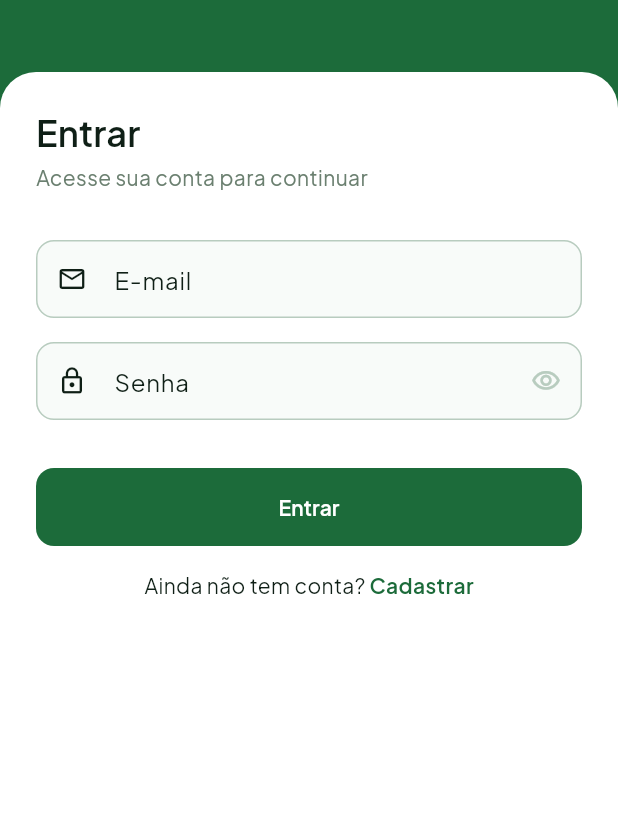
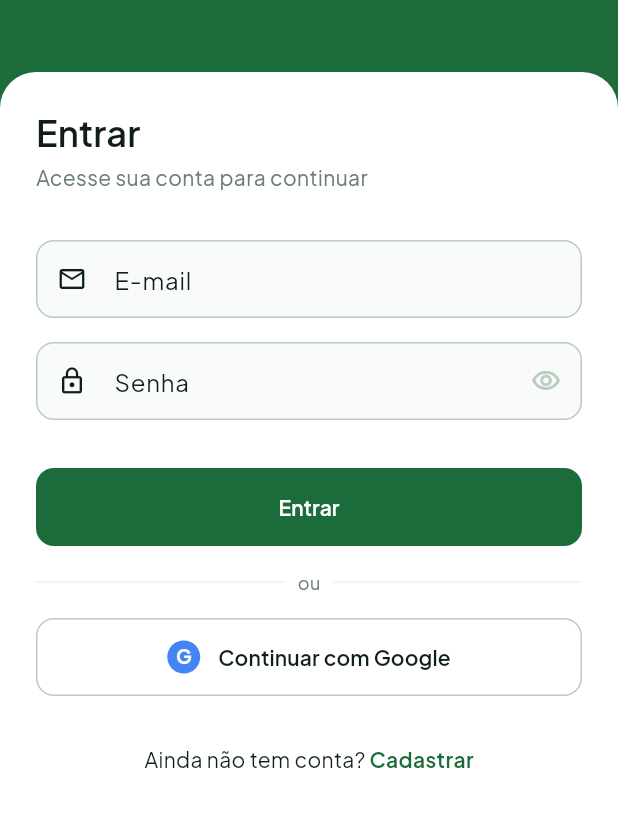
Before and after one commit to joaofiomaro/Bovicare_TCC, a Flutter app: the screen it shows after launch, on a phone screen of 412 x 824 dp, the part 258-1085 px from its top. Run offline on Flutter 3.47's test engine with Material 3 defaults, Android fonts, the phone set to English and light mode, and no system bars; our stand-ins replace cached_network_image, cloud_firestore, equatable, firebase_auth, firebase_core, flutter_animate and 14 more; accounts and stored records are empty.

Commit message:
feat(auth): replace mock auth with Firebase Auth and Google Sign-In (ETAPA 5)
- Create AuthFirebaseDataSource replacing AuthLocalDataSource
  - loginWithEmail: signInWithEmailAndPassword with PT-BR error mapping
  - loginWithGoogle: GoogleSignIn OAuth + Firebase credential
  - register: createUserWithEmailAndPassword + Firestore user doc
  - getCurrentUser: FirebaseAuth.currentUser + Firestore profile fetch
  - logout: FirebaseAuth.signOut + GoogleSignIn.signOut
  - updateProfile: update /users/{uid} in Firestore
  - deleteAccount: batch-delete subcollections + user.delete() (LGPD)
- Add LoginWithGoogleUseCase to domain layer
- Add loginWithGoogle() to AuthRepository interface
- Add fromFirestore() / toFirestore() to UserModel
- Remove AuthRepositoryImpl Hive dependency — Firestore handles all data
- Update AuthNotifier: loginWithGoogle distinguishes cancel from error
- Update SplashScreen: FirebaseAuth.currentUser (sync, no network call)
- Update LoginScreen: Google Sign-In button with divider
- Delete auth_local_data_source.dart (replaced by Firebase)
- flutter analyze: 0 issues

Co-Authored-By: Claude Sonnet 4.6 <noreply@anthropic.com>

```diff
--- a/Flutter_TCC/lib/features/auth/domain/repositories/auth_repository.dart
+++ b/Flutter_TCC/lib/features/auth/domain/repositories/auth_repository.dart
@@ -2,6 +2,10 @@ import '../entities/user_entity.dart';
 
 abstract interface class AuthRepository {
   Future<UserEntity> login({required String email, required String password});
+
+  /// Retorna null se o usuário cancelar o fluxo OAuth do Google.
+  Future<UserEntity?> loginWithGoogle();
+
   Future<UserEntity> register({
     required String name,
     required String email,
--- a/Flutter_TCC/lib/features/auth/presentation/screens/login_screen.dart
+++ b/Flutter_TCC/lib/features/auth/presentation/screens/login_screen.dart
@@ -4,6 +4,7 @@ import 'package:go_router/go_router.dart';
 
 import '../../../../core/constants/app_colors.dart';
 import '../../../../core/constants/app_spacing.dart';
+import '../../../../core/errors/failures.dart';
 import '../../../../core/router/app_routes.dart';
 import '../../../../core/utils/validators.dart';
 import '../../../../shared/widgets/app_button.dart';
@@ -35,8 +36,8 @@ class _LoginScreenState extends ConsumerState<LoginScreen> {
     final emailVal = EmailInput.dirty(_emailController.text);
     final passVal  = PasswordInput.dirty(_passwordController.text);
     setState(() {
-      _emailError    = emailVal.isValid    ? null : 'Informe um e-mail válido.';
-      _passwordError = passVal.isValid ? null : 'Senha deve ter ao menos 8 caracteres.';
+      _emailError    = emailVal.isValid ? null : 'Informe um e-mail válido.';
+      _passwordError = passVal.isValid  ? null : 'Senha deve ter ao menos 8 caracteres.';
     });
     return emailVal.isValid && passVal.isValid;
   }
@@ -52,7 +53,27 @@ class _LoginScreenState extends ConsumerState<LoginScreen> {
       context.goNamed(AppRoutes.dashboard);
     } else {
       final error = ref.read(authProvider).error;
-      AppToast.error(context, error?.toString() ?? 'Erro ao fazer login.');
+      final msg = error is Failure
+          ? error.message
+          : 'Erro ao fazer login.';
+      AppToast.error(context, msg);
+    }
+  }
+
+  Future<void> _onLoginWithGoogle() async {
+    final ok = await ref.read(authProvider.notifier).loginWithGoogle();
+    if (!mounted) return;
+    if (ok) {
+      context.goNamed(AppRoutes.dashboard);
+    } else {
+      // Exibe erro apenas se houve falha real (não cancelamento).
+      final error = ref.read(authProvider).error;
+      if (error != null) {
+        final msg = error is Failure
+            ? error.message
+            : 'Erro ao fazer login com Google.';
+        AppToast.error(context, msg);
+      }
     }
   }
 
@@ -69,7 +90,11 @@ class _LoginScreenState extends ConsumerState<LoginScreen> {
               padding: const EdgeInsets.symmetric(vertical: AppSpacing.x3l),
               child: Column(
                 children: [
-                  Image.asset('assets/images/bovicare_logo.png', width: 80, height: 80),
+                  Image.asset(
+                    'assets/images/bovicare_logo.png',
+                    width: 80,
+                    height: 80,
+                  ),
                   const SizedBox(height: AppSpacing.md),
                   Text(
                     'BoviCare',
@@ -87,13 +112,17 @@ class _LoginScreenState extends ConsumerState<LoginScreen> {
                 padding: const EdgeInsets.all(AppSpacing.xl),
                 decoration: BoxDecoration(
                   color: Theme.of(context).colorScheme.surface,
-                  borderRadius: const BorderRadius.vertical(top: Radius.circular(24)),
+                  borderRadius:
+                      const BorderRadius.vertical(top: Radius.circular(24)),
                 ),
                 child: SingleChildScrollView(
                   child: Column(
                     crossAxisAlignment: CrossAxisAlignment.start,
                     children: [
-                      Text('Entrar', style: Theme.of(context).textTheme.headlineSmall),
+                      Text(
+                        'Entrar',
+                        style: Theme.of(context).textTheme.headlineSmall,
+                      ),
                       const SizedBox(height: AppSpacing.xs),
                       Text(
                         'Acesse sua conta para continuar',
@@ -127,6 +156,13 @@ class _LoginScreenState extends ConsumerState<LoginScreen> {
                         isLoading: isLoading,
                       ),
                       const SizedBox(height: AppSpacing.base),
+                      const _Divider(),
+                      const SizedBox(height: AppSpacing.base),
+                      _GoogleSignInButton(
+                        onPressed: _onLoginWithGoogle,
+                        isLoading: isLoading,
+                      ),
+                      const SizedBox(height: AppSpacing.x2l),
                       Row(
                         mainAxisAlignment: MainAxisAlignment.center,
                         children: [
@@ -138,10 +174,11 @@ class _LoginScreenState extends ConsumerState<LoginScreen> {
                             onTap: () => context.goNamed(AppRoutes.register),
                             child: Text(
                               'Cadastrar',
-                              style: Theme.of(context).textTheme.bodyMedium?.copyWith(
-                                    color: AppColors.brandGreen,
-                                    fontWeight: FontWeight.w600,
-                                  ),
+                              style:
+                                  Theme.of(context).textTheme.bodyMedium?.copyWith(
+                                        color: AppColors.brandGreen,
+                                        fontWeight: FontWeight.w600,
+                                      ),
                             ),
                           ),
                         ],
@@ -157,3 +194,100 @@ class _LoginScreenState extends ConsumerState<LoginScreen> {
     );
   }
 }
+
+// ---------------------------------------------------------------------------
+
+class _Divider extends StatelessWidget {
+  const _Divider();
+
+  @override
+  Widget build(BuildContext context) {
+    return Row(
+      children: [
+        const Expanded(child: Divider()),
+        Padding(
+          padding: const EdgeInsets.symmetric(horizontal: AppSpacing.sm),
+          child: Text(
+            'ou',
+            style: Theme.of(context).textTheme.bodySmall?.copyWith(
+                  color: AppColors.mutedGreen,
+                ),
+          ),
+        ),
+        const Expanded(child: Divider()),
+      ],
+    );
+  }
+}
+
+class _GoogleSignInButton extends StatelessWidget {
+  const _GoogleSignInButton({
+    required this.onPressed,
+    required this.isLoading,
+  });
+
+  final VoidCallback onPressed;
+  final bool isLoading;
+
+  @override
+  Widget build(BuildContext context) {
+    return SizedBox(
+      width: double.infinity,
+      height: 52,
+      child: OutlinedButton(
+        onPressed: isLoading ? null : onPressed,
+        style: OutlinedButton.styleFrom(
+          side: const BorderSide(color: AppColors.ghostGreen),
+          shape: const RoundedRectangleBorder(
+            borderRadius: BorderRadius.all(Radius.circular(12)),
+          ),
+        ),
+        child: isLoading
+            ? const SizedBox(
+                width: 20,
+                height: 20,
+                child: CircularProgressIndicator(strokeWidth: 2),
+              )
+            : Row(
+                mainAxisAlignment: MainAxisAlignment.center,
+                children: [
+                  const _GoogleIcon(),
+                  const SizedBox(width: 12),
+                  Text(
+                    'Continuar com Google',
+                    style: Theme.of(context).textTheme.labelLarge?.copyWith(
+                          fontWeight: FontWeight.w600,
+                        ),
+                  ),
+                ],
+              ),
+      ),
+    );
+  }
+}
+
+class _GoogleIcon extends StatelessWidget {
+  const _GoogleIcon();
+
+  @override
+  Widget build(BuildContext context) {
+    return Container(
+      width: 22,
+      height: 22,
+      decoration: const BoxDecoration(
+        color: Color(0xFF4285F4),
+        shape: BoxShape.circle,
+      ),
+      alignment: Alignment.center,
+      child: const Text(
+        'G',
+        style: TextStyle(
+          color: Colors.white,
+          fontSize: 13,
+          fontWeight: FontWeight.bold,
+          height: 1,
+        ),
+      ),
+    );
+  }
+}
```
Also changed, not shown: Flutter_TCC/lib/features/auth/data/datasources/auth_firebase_data_source.dart (added, +157 -0 lines), Flutter_TCC/lib/features/auth/data/datasources/auth_local_data_source.dart (deleted, +0 -69 lines), Flutter_TCC/lib/features/auth/data/models/user_model.dart (+21 -0 lines), Flutter_TCC/lib/features/auth/data/repositories/auth_repository_impl.dart (+10 -14 lines), Flutter_TCC/lib/features/auth/domain/usecases/login_with_google_use_case.dart (added, +9 -0 lines), Flutter_TCC/lib/features/auth/presentation/providers/auth_provider.dart (+22 -3 lines), Flutter_TCC/lib/features/auth/presentation/screens/splash_screen.dart (+16 -5 lines).
